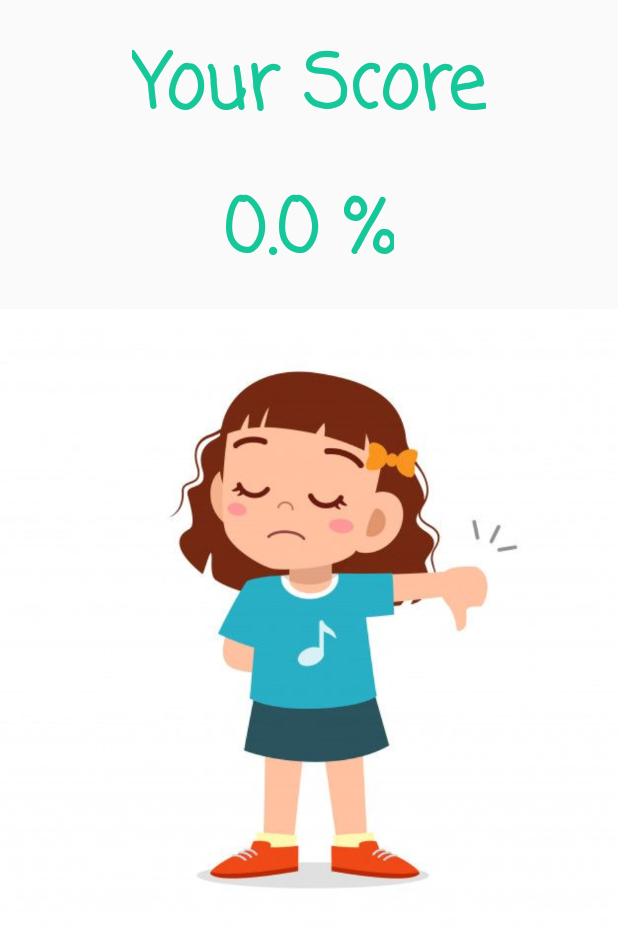
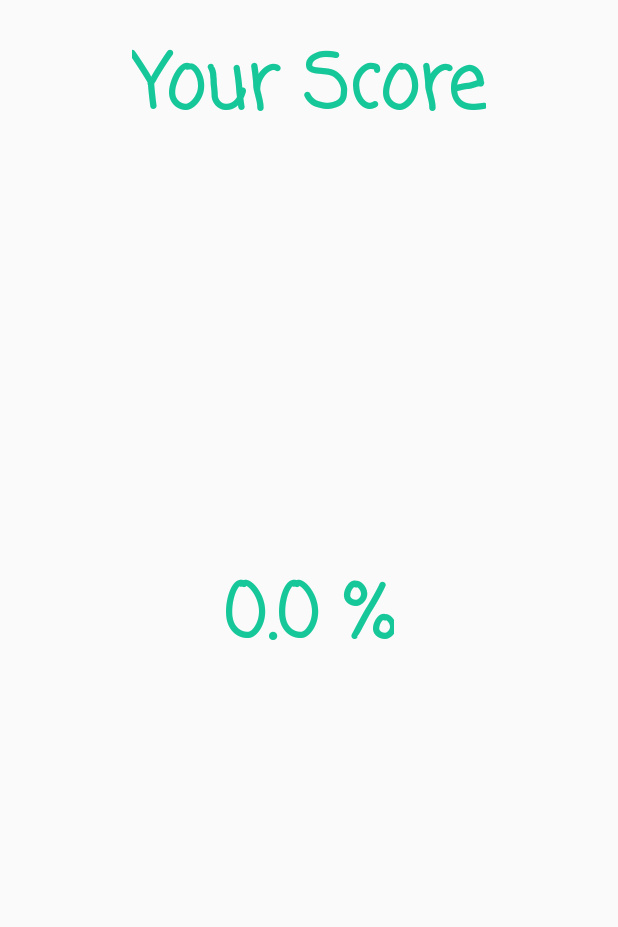
Before and after one commit to nourTM/KidsQuizz, an Android app: the ScoreActivity screen opened directly, with no data from a screen before it, on a phone screen of 412 x 824 dp. Shown: the top 927 px of the screen. Run offline under Robolectric (Android 15) with nearby library versions, the light colour scheme and no system bars.

Commit message:
deleting unused code and rectify line between and changing the score to Toast

```diff
--- a/app/src/main/java/android/com/quizzapp/ScoreActivity.java
+++ b/app/src/main/java/android/com/quizzapp/ScoreActivity.java
@@ -2,9 +2,17 @@ package android.com.quizzapp;
 
 import androidx.appcompat.app.AppCompatActivity;
 
+import android.graphics.Color;
 import android.os.Bundle;
+import android.util.TypedValue;
+import android.view.Gravity;
+import android.view.View;
+import android.view.ViewGroup;
 import android.widget.ImageView;
+import android.widget.LinearLayout;
+import android.widget.RelativeLayout;
 import android.widget.TextView;
+import android.widget.Toast;
 
 public class ScoreActivity extends AppCompatActivity {
 
@@ -12,12 +20,45 @@ public class ScoreActivity extends AppCompatActivity {
     protected void onCreate(Bundle savedInstanceState) {
         super.onCreate(savedInstanceState);
         setContentView(R.layout.activity_score);
-        TextView txtScore = findViewById(R.id.score);
-        ImageView imgScore = findViewById(R.id.score_img);
         float score = getIntent().getFloatExtra("score",0);
-        txtScore.setText(score+" %");
+        final LinearLayout.LayoutParams param = new LinearLayout.LayoutParams(
+                LinearLayout.LayoutParams.MATCH_PARENT,
+                LinearLayout.LayoutParams.WRAP_CONTENT
+        );
+        LinearLayout view = new LinearLayout(this);
+        view.setLayoutParams(param);
+        view.setPadding(10,10,10,10);
+        view.setBackgroundColor(Color.WHITE);
+        view.setOrientation(LinearLayout.VERTICAL);
+        ImageView emoji = new ImageView(this);
+        emoji.setLayoutParams(new LinearLayout.LayoutParams(dpToPx(300),dpToPx(300)));
+        view.addView(emoji);
+        TextView text = new TextView(this);
+        text.setLayoutParams(new LinearLayout.LayoutParams(dpToPx(300), ViewGroup.LayoutParams.WRAP_CONTENT));
+        text.setGravity(View.TEXT_ALIGNMENT_CENTER);
+        text.setTextSize(30);
         if ( score < 50){
-            imgScore.setImageDrawable(getResources().getDrawable(R.drawable.bad));
+            emoji.setImageResource(R.drawable.bad);
+            text.setText("Try Again you will grow your knowledge"+score+" %" );
+        }else{
+            emoji.setImageResource(R.drawable.great);
+            text.setText("You did a great Job :) "+score+" %" );
         }
+        text.setTextColor(Color.parseColor("#16c79a"));
+
+        //text.setLayoutParams(new RelativeLayout.LayoutParams(ViewGroup.LayoutParams.MATCH_PARENT, ViewGroup.LayoutParams.MATCH_PARENT));
+        view.addView(text);
+        Toast toast = new Toast(getApplicationContext());
+        toast.setGravity(Gravity.CENTER, 0, 0);
+        toast.setDuration(Toast.LENGTH_LONG);
+        toast.setView(view);
+        toast.show();
+        TextView scoreText = findViewById(R.id.score);
+        scoreText.setText(score+" %");
+    }
+
+    private int dpToPx(int dp) {
+        float density = getResources().getDisplayMetrics().density;
+        return Math.round((float) dp * density);
     }
 }
--- a/app/src/main/res/layout/activity_score.xml
+++ b/app/src/main/res/layout/activity_score.xml
@@ -1,16 +1,10 @@
 <?xml version="1.0" encoding="utf-8"?>
 <RelativeLayout xmlns:android="http://schemas.android.com/apk/res/android"
-
     xmlns:tools="http://schemas.android.com/tools"
     android:layout_width="match_parent"
     android:layout_height="match_parent"
     tools:context=".ScoreActivity">
-    <ImageView
-        android:id="@+id/score_img"
-        android:layout_width="500dp"
-        android:layout_height="500dp"
-        android:src="@drawable/great"
-        android:layout_centerInParent="true"/>
+
     <TextView
         android:id="@+id/txt"
         android:layout_width="wrap_content"
@@ -27,12 +21,9 @@
         android:layout_width="wrap_content"
         android:layout_height="wrap_content"
         android:textSize="50sp"
-        android:text="%"
         android:textColor="#16c79a"
         android:fontFamily="casual"
         android:textStyle="bold"
-        android:layout_centerHorizontal="true"
-        android:layout_below="@id/txt"
-        android:layout_marginTop="20dp"/>
+        android:layout_centerInParent="true"/>
 
 </RelativeLayout>
```
Also changed, not shown: app/src/main/java/android/com/quizzapp/MainActivity.java (+43 -62 lines), app/src/main/java/android/com/quizzapp/Quizz.java (+0 -16 lines).
